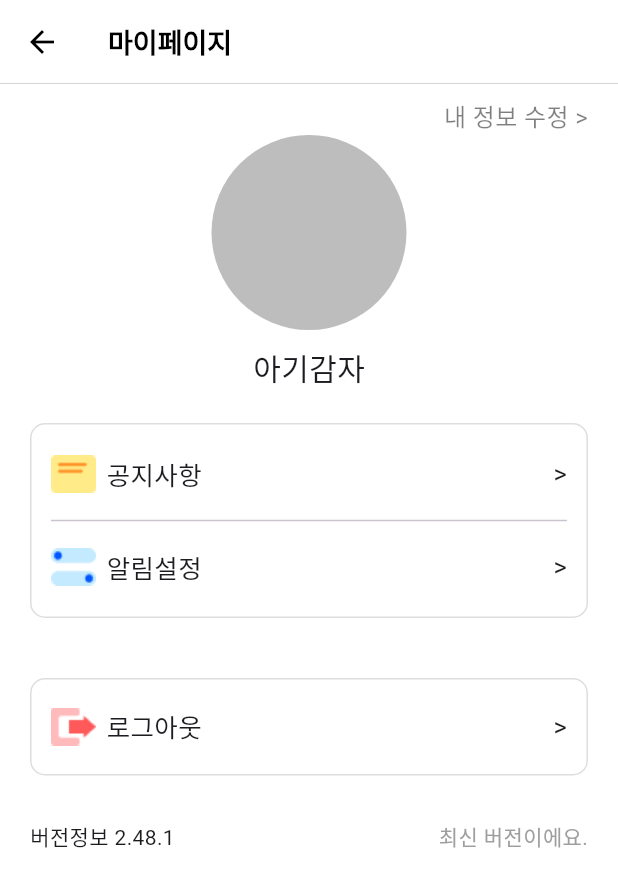
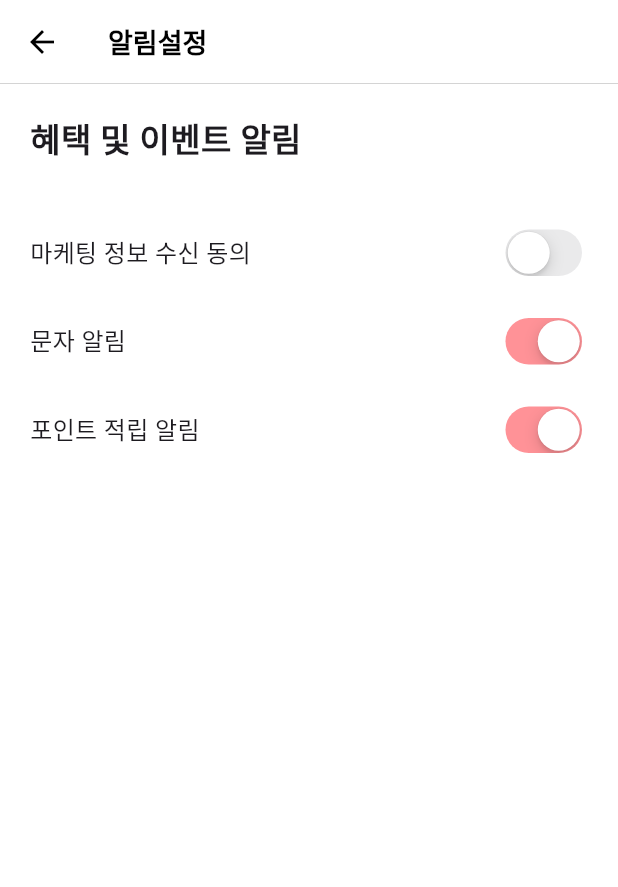
Before and after one commit to Pinkippo/Flutter_Balance-Game_Client_V2, a Flutter app: the MyPageTap screen opened directly, after a tap on "알림설정", on a phone screen of 412 x 824 dp. Shown: the top 887 px of the screen. Run offline on Flutter 3.47's test engine with Material 3 defaults, Android fonts, the light colour scheme and no system bars; our stand-ins replace flutter_dotenv, flutter_native_splash, flutter_secure_storage, flutter_spinkit, get, shared_preferences; accounts and stored records are empty; Roboto replaces fonts that are missing (GmarketSans).

Commit message:
Feat: notification UI

```diff
--- a/lib/route/app_pages.dart
+++ b/lib/route/app_pages.dart
@@ -6,6 +6,7 @@ import 'package:yangjataekil/controller/register_controller.dart';
 import 'package:yangjataekil/controller/tab/theme_list_controller.dart';
 import 'package:yangjataekil/screen/login_screen.dart';
 import 'package:yangjataekil/screen/main_screen.dart';
+import 'package:yangjataekil/screen/notification_screen.dart';
 import 'package:yangjataekil/screen/register_screen.dart';
 
 part 'app_routes.dart';
@@ -13,7 +14,6 @@ part 'app_routes.dart';
 /// 앱 내 페이지 경로 설정 클래스
 class AppPages {
   static final pages = [
-
     /// 로그인 페이지
     GetPage(
         name: Routes.login,
@@ -35,7 +35,7 @@ class AppPages {
             return BottomNavigatorController();
           });
           Get.lazyPut<ThemeListController>(() {
-          return ThemeListController();
+            return ThemeListController();
           });
           await Get.putAsync<AuthController>(() async {
             return AuthController();
@@ -57,5 +57,10 @@ class AppPages {
       }),
     ),
 
+    GetPage(
+      name: Routes.notification,
+      page: () => const NotificationScreen(),
+      transition: Transition.fade,
+    ),
   ];
 }
--- a/lib/route/app_routes.dart
+++ b/lib/route/app_routes.dart
@@ -14,4 +14,5 @@ abstract class Routes{
   static const findId = '/find_id';
   static const findPw = '/find_pw';
   static const myPage = '/myPage';
+  static const notification = '/notification';
 }
--- /dev/null
+++ b/lib/screen/notification_screen.dart
@@ -0,0 +1,79 @@
+import 'package:flutter/material.dart';
+import 'package:yangjataekil/widget/notification/notification_btn.dart';
+
+class NotificationScreen extends StatelessWidget {
+  const NotificationScreen({super.key});
+
+  @override
+  Widget build(BuildContext context) {
+    return Scaffold(
+      appBar: AppBar(
+        foregroundColor: Colors.black,
+        backgroundColor: Colors.white,
+        shape: const Border(
+          bottom: BorderSide(color: Colors.grey, width: 0.3),
+        ),
+        elevation: 0,
+        title: const Text('알림설정',
+            style: TextStyle(fontSize: 18, fontWeight: FontWeight.bold)),
+        leading: IconButton(
+          icon: const Icon(Icons.arrow_back),
+          onPressed: () {
+            Navigator.pop(context);
+          },
+        ),
+      ),
+      body: GestureDetector(
+        child: Container(
+          color: Colors.white,
+          padding: const EdgeInsets.all(20),
+          child: const Column(
+            children: [
+              Expanded(
+                child: Column(
+                  children: [
+                    const Row(
+                      children: [
+                        Text(
+                          '혜택 및 이벤트 알림',
+                          style: TextStyle(
+                            fontWeight: FontWeight.w600,
+                            fontSize: 22,
+                          ),
+                        )
+                      ],
+                    ),
+                    const SizedBox(
+                      height: 40,
+                    ),
+                    NotificationBtn(
+                      title: '마케팅 정보 수신 동의',
+                      isChecked: false,
+                    ),
+                    const SizedBox(
+                      height: 20,
+                    ),
+                    NotificationBtn(
+                      title: '문자 알림',
+                      isChecked: true,
+                    ),
+                    const SizedBox(
+                      height: 20,
+                    ),
+                    NotificationBtn(
+                      title: '포인트 적립 알림',
+                      isChecked: true,
+                    ),
+                    const SizedBox(
+                      height: 20,
+                    ),
+                  ],
+                ),
+              ),
+            ],
+          ),
+        ),
+      ),
+    );
+  }
+}
--- a/lib/screen/tab/main_mypage_tap.dart
+++ b/lib/screen/tab/main_mypage_tap.dart
@@ -20,12 +20,6 @@ class MyPageTap extends GetView<AuthController> {
         elevation: 0,
         title: const Text('마이페이지',
             style: TextStyle(fontSize: 18, fontWeight: FontWeight.bold)),
-        leading: IconButton(
-          icon: const Icon(Icons.arrow_back),
-          onPressed: () {
-            Navigator.pop(context);
-          },
-        ),
       ),
 
       /// 중단
@@ -110,10 +104,7 @@ class MyPageTap extends GetView<AuthController> {
                   ),
                   const Divider(),
                   GestureDetector(
-                    onTap: () => {
-                      /// TODO : 알림설정 연결
-                      print('알림설정')
-                    },
+                    onTap: () => {Get.toNamed('/notification'), print('알림설정')},
                     child: Container(
                       color: Colors.transparent,
                       child: Row(
--- /dev/null
+++ b/lib/widget/notification/notification_btn.dart
@@ -0,0 +1,49 @@
+import 'package:flutter/cupertino.dart';
+import 'package:yangjataekil/theme/app_color.dart';
+
+class NotificationBtn extends StatefulWidget {
+  final String title;
+  final bool isChecked;
+
+  const NotificationBtn({
+    super.key,
+    required this.title,
+    required this.isChecked,
+  });
+
+  @override
+  State<NotificationBtn> createState() => _NotificationBtnState();
+}
+
+class _NotificationBtnState extends State<NotificationBtn> {
+  late bool _isChecked;
+
+  @override
+  void initState() {
+    super.initState();
+    _isChecked = widget.isChecked;
+  }
+
+  @override
+  Widget build(BuildContext context) {
+    return Row(
+      mainAxisAlignment: MainAxisAlignment.spaceBetween,
+      children: [
+        Text(
+          widget.title,
+          style: const TextStyle(fontSize: 16),
+        ),
+        CupertinoSwitch(
+          value: _isChecked,
+          activeColor: AppColors.primaryColor,
+          onChanged: (bool? value) {
+            setState(() {
+              /// TODO: 상태 변경 api 요청
+              _isChecked = value ?? false;
+            });
+          },
+        ),
+      ],
+    );
+  }
+}
```
